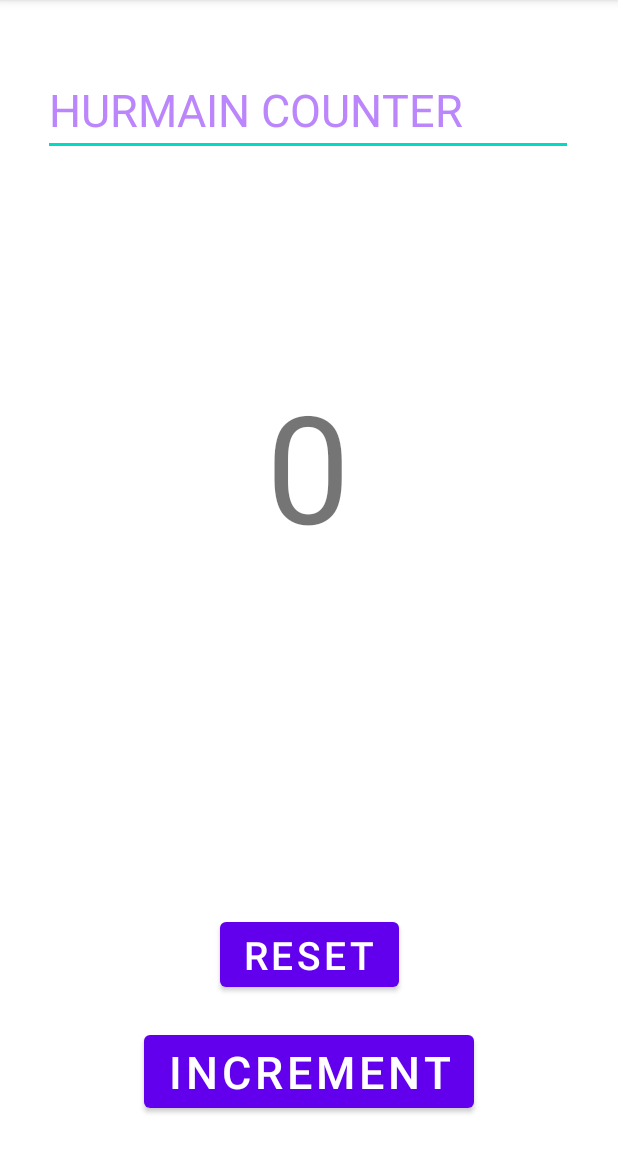
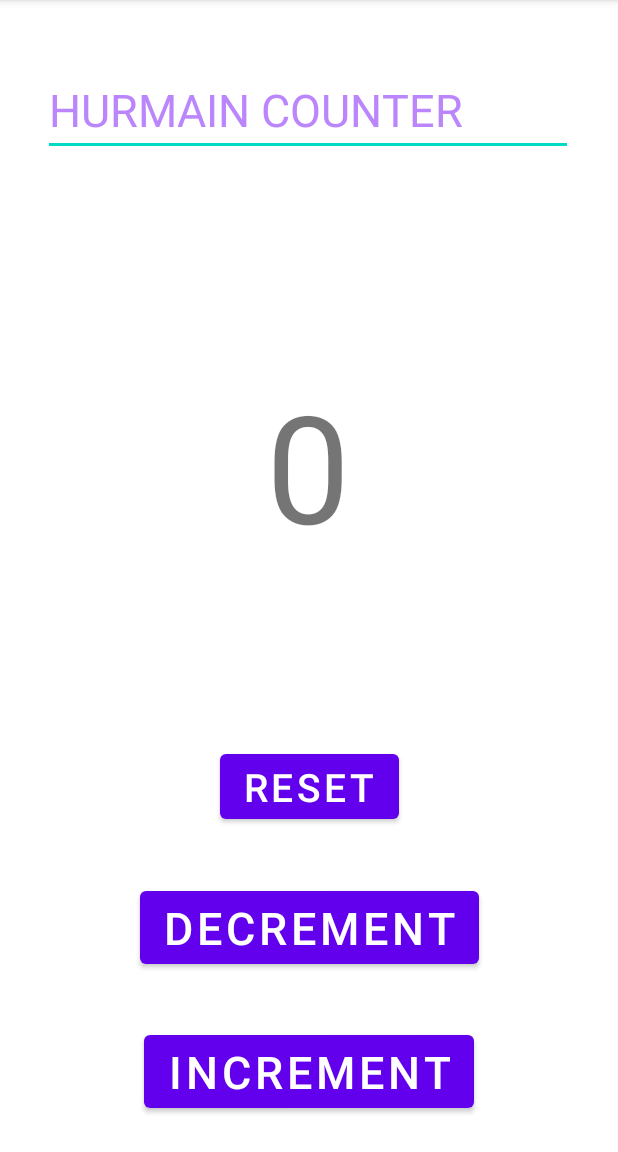
Before and after one commit to hurmainn/CounterFinal, an Android app: the screen it shows after launch (MainActivity), on a phone screen of 412 x 824 dp, the part 84-1236 px from its top. Run offline under Robolectric (Android 15) with nearby library versions, the phone set to English and light mode, and no system bars.

Commit message:
decrement and reset and increment working, counter done

```diff
--- a/app/src/main/java/com/example/counterupdated/MainActivity.java
+++ b/app/src/main/java/com/example/counterupdated/MainActivity.java
@@ -13,6 +13,7 @@ public class MainActivity extends AppCompatActivity {
 
     int mCounter = 0;
     Button btn;
+    Button decrementbtn;
     TextView txv;
     Button resetbtn;
 
@@ -34,6 +35,14 @@ public class MainActivity extends AppCompatActivity {
             }
         });
 
+        decrementbtn=findViewById(R.id.bt2);
+        decrementbtn.setOnClickListener((new View.OnClickListener() {
+            @Override
+            public void onClick(View view) {
+                mCounter--;
+                txv.setText(Integer.toString(mCounter));
+            }
+        }));
         resetbtn=findViewById(R.id.resetbtn);
 
         resetbtn.setOnClickListener(new View.OnClickListener()
--- a/app/src/main/res/layout/activity_main.xml
+++ b/app/src/main/res/layout/activity_main.xml
@@ -53,10 +53,21 @@
         android:id="@+id/resetbtn"
         android:layout_width="wrap_content"
         android:layout_height="wrap_content"
+        android:layout_marginTop="120dp"
+        android:text="Reset"
         android:textSize="26dp"
-        android:layout_marginTop="232dp"
-        android:text="Reset"
         app:layout_constraintEnd_toEndOf="parent"
         app:layout_constraintStart_toStartOf="parent"
         app:layout_constraintTop_toBottomOf="@+id/count" />
+
+    <Button
+        android:id="@+id/bt2"
+        android:layout_width="wrap_content"
+        android:layout_height="wrap_content"
+        android:text="DECREMENT"
+        android:textSize="30sp"
+        app:layout_constraintBottom_toTopOf="@+id/bt"
+        app:layout_constraintEnd_toEndOf="parent"
+        app:layout_constraintStart_toStartOf="parent"
+        app:layout_constraintTop_toBottomOf="@+id/resetbtn" />
 </androidx.constraintlayout.widget.ConstraintLayout>
```
